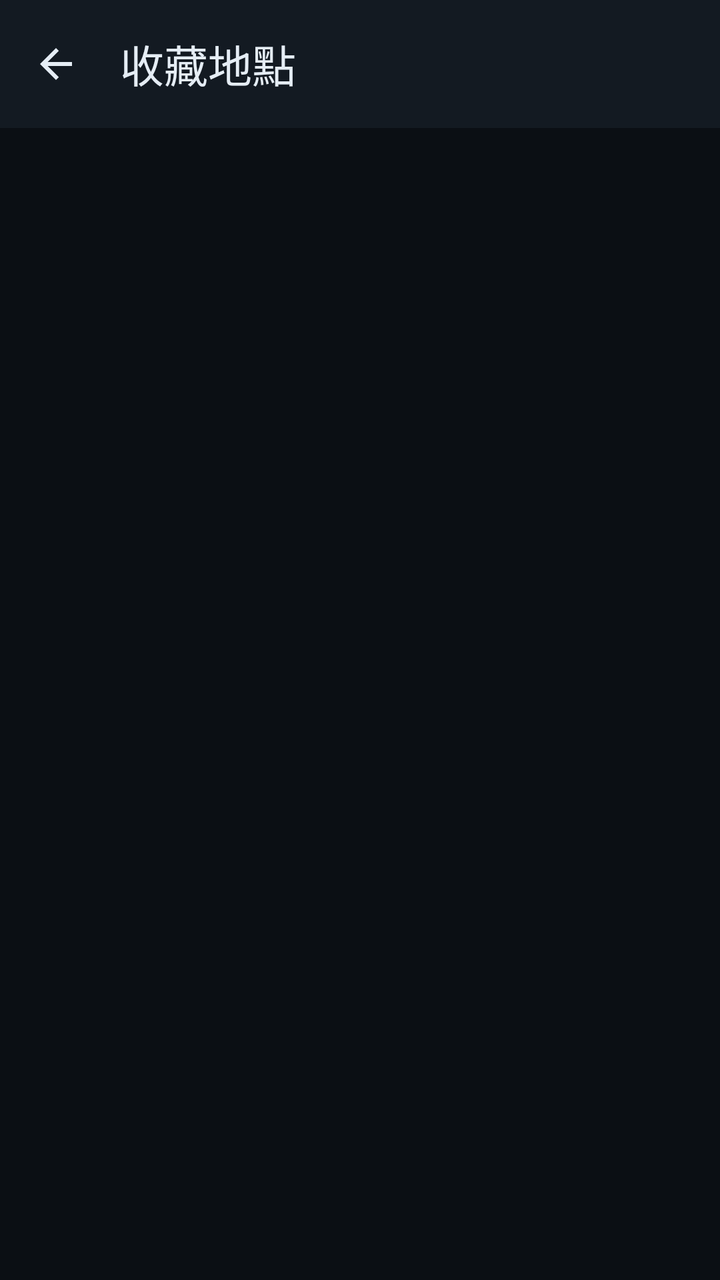
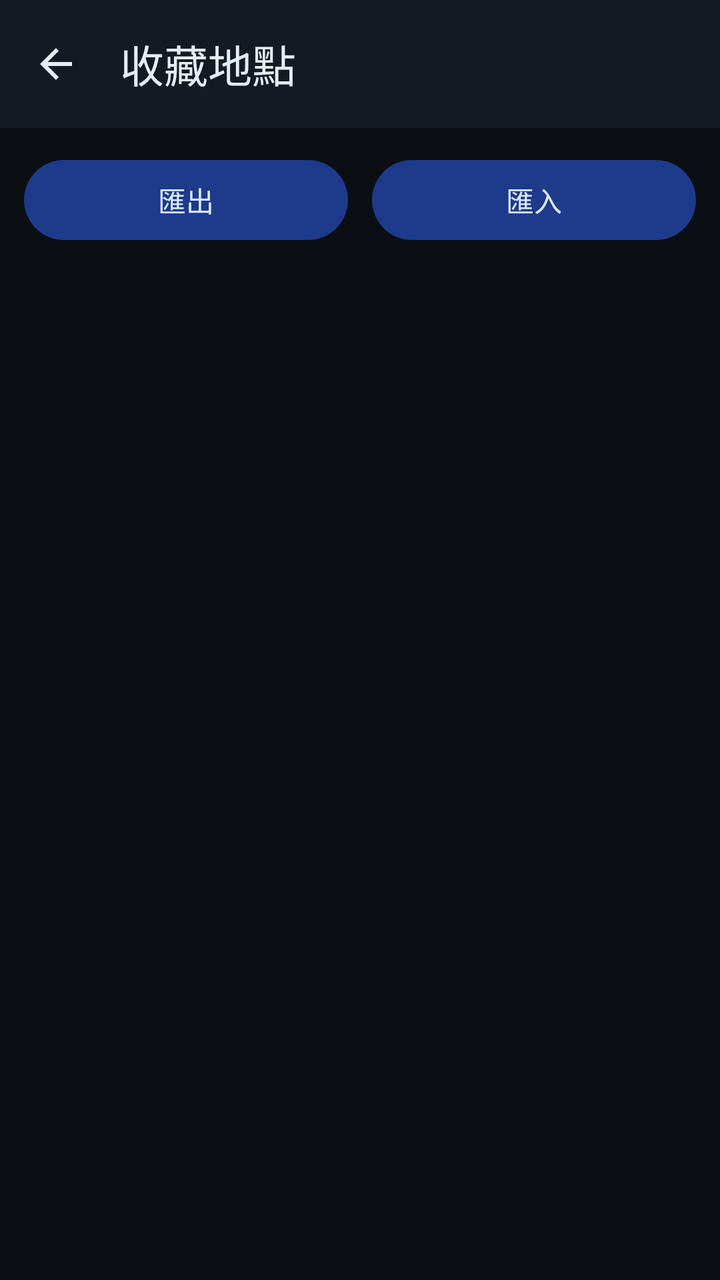

An Android layout rendered at two revisions. The XML below is the earlier revision; the diff shows what the commit changed to produce the second picture.
<!-- AndroidManifest.xml: application theme Theme.GpsJoystick -->
<!-- res/layout/activity_favorites.xml -->
<?xml version="1.0" encoding="utf-8"?>
<LinearLayout xmlns:android="http://schemas.android.com/apk/res/android"
    xmlns:app="http://schemas.android.com/apk/res-auto"
    android:layout_width="match_parent"
    android:layout_height="match_parent"
    android:orientation="vertical"
    android:fitsSystemWindows="true"
    android:background="?android:attr/colorBackground">

    <com.google.android.material.appbar.MaterialToolbar
        android:id="@+id/toolbar"
        android:layout_width="match_parent"
        android:layout_height="?attr/actionBarSize"
        android:background="@color/surface"
        app:navigationIcon="@drawable/ic_arrow_back"
        app:navigationContentDescription="@string/back"
        app:title="@string/fav_title"
        app:titleTextColor="@color/on_surface" />

    <TextView
        android:id="@+id/emptyHint"
        android:layout_width="match_parent"
        android:layout_height="wrap_content"
        android:layout_marginHorizontal="16dp"
        android:layout_marginTop="8dp"
        android:text="@string/fav_lib_empty"
        android:visibility="gone"
        android:textAppearance="@style/TextAppearance.GpsJoystick.Body" />

    <ScrollView
        android:layout_width="match_parent"
        android:layout_height="0dp"
        android:layout_weight="1">

        <LinearLayout
            android:id="@+id/listContainer"
            android:layout_width="match_parent"
            android:layout_height="wrap_content"
            android:orientation="vertical"
            android:paddingHorizontal="8dp"
            android:paddingTop="8dp"
            android:paddingBottom="16dp" />
    </ScrollView>
</LinearLayout>
<!-- resources referenced by this layout -->
<resources>
  <color name="on_surface">#E5EDF5</color>
  <color name="surface">#131A22</color>
  <!-- drawable ic_arrow_back (drawable) -->
  <vector xmlns:android="http://schemas.android.com/apk/res/android"
      android:width="24dp"
      android:height="24dp"
      android:viewportWidth="24"
      android:viewportHeight="24"
      android:tint="@color/on_surface">
      <path
          android:fillColor="#FFFFFF"
          android:pathData="M20,11H7.83l5.59,-5.59L12,4l-8,8 8,8 1.41,-1.41L7.83,13H20v-2z" />
  </vector>
  <string name="back">返回</string>
  <string name="fav_lib_empty">尚無收藏，在地圖輸入座標後按「儲存座標」加入</string>
  <string name="fav_title">收藏地點</string>
  <style name="TextAppearance.GpsJoystick.Body" parent="TextAppearance.Material3.BodyMedium">
          <item name="android:textColor">@color/on_surface</item>
      </style>
  <style name="Theme.GpsJoystick" parent="Theme.Material3.DayNight.NoActionBar">
          
          <item name="colorPrimary">@color/brand_primary</item>
          <item name="colorOnPrimary">@color/on_primary</item>
          <item name="colorPrimaryContainer">@color/primary_container</item>
          <item name="colorOnPrimaryContainer">@color/on_primary_container</item>
  
          
          <item name="colorSecondary">@color/brand_primary</item>
          <item name="colorOnSecondary">@color/on_primary</item>
          <item name="colorSecondaryContainer">@color/primary_container</item>
          <item name="colorOnSecondaryContainer">@color/on_primary_container</item>
  
          
          <item name="colorTertiary">@color/brand_tertiary</item>
          <item name="colorOnTertiary">@color/on_tertiary</item>
  
          
          <item name="colorError">@color/brand_error</item>
          <item name="colorOnError">@color/on_error</item>
  
          
          <item name="android:colorBackground">@color/bg_oled</item>
          <item name="colorSurface">@color/surface</item>
          <item name="colorOnSurface">@color/on_surface</item>
          <item name="colorSurfaceVariant">@color/surface_variant</item>
          <item name="colorOnSurfaceVariant">@color/on_surface_variant</item>
          <item name="colorSurfaceContainerLowest">@color/bg_oled</item>
          <item name="colorSurfaceContainerLow">@color/surface</item>
          <item name="colorSurfaceContainer">@color/surface_variant</item>
          <item name="colorSurfaceContainerHigh">@color/surface_variant</item>
          <item name="colorSurfaceContainerHighest">@color/surface_variant</item>
          <item name="colorOutline">@color/outline</item>
          <item name="colorOutlineVariant">@color/outline</item>
  
          
          <item name="android:statusBarColor">@color/bg_oled</item>
          <item name="android:navigationBarColor">@color/bg_oled</item>
          <item name="android:windowLightStatusBar">false</item>
      </style>
  <color name="brand_primary">#3B82F6</color>
  <color name="on_primary">#FFFFFF</color>
  <color name="primary_container">#1E3A8A</color>
  <color name="on_primary_container">#DBEAFE</color>
  <color name="brand_tertiary">#F97316</color>
  <color name="on_tertiary">#FFFFFF</color>
  <color name="brand_error">#EF4444</color>
  <color name="on_error">#FFFFFF</color>
  <color name="bg_oled">#0B0F14</color>
  <color name="surface_variant">#1B242E</color>
  <color name="on_surface_variant">#94A3B8</color>
  <color name="outline">#2A3542</color>
</resources>

<!-- the commit's change to res/layout/activity_favorites.xml (unified diff, before → after) -->
@@ -16,6 +16,32 @@
         app:navigationContentDescription="@string/back"
         app:title="@string/fav_title"
         app:titleTextColor="@color/on_surface" />
+
+    <LinearLayout
+        android:layout_width="match_parent"
+        android:layout_height="wrap_content"
+        android:orientation="horizontal"
+        android:layout_marginHorizontal="12dp"
+        android:layout_marginTop="12dp">
+
+        <com.google.android.material.button.MaterialButton
+            android:id="@+id/btnExport"
+            style="@style/Widget.GpsJoystick.Button.Tonal"
+            android:layout_width="0dp"
+            android:layout_height="wrap_content"
+            android:layout_weight="1"
+            android:layout_marginEnd="6dp"
+            android:text="@string/gpx_export" />
+
+        <com.google.android.material.button.MaterialButton
+            android:id="@+id/btnImport"
+            style="@style/Widget.GpsJoystick.Button.Tonal"
+            android:layout_width="0dp"
+            android:layout_height="wrap_content"
+            android:layout_weight="1"
+            android:layout_marginStart="6dp"
+            android:text="@string/gpx_import" />
+    </LinearLayout>
 
     <TextView
         android:id="@+id/emptyHint"
<!-- resource entries referenced after the edit -->
@@ -16,8 +16,13 @@
   <string name="back">返回</string>
   <string name="fav_lib_empty">尚無收藏，在地圖輸入座標後按「儲存座標」加入</string>
   <string name="fav_title">收藏地點</string>
+  <string name="gpx_export">匯出</string>
+  <string name="gpx_import">匯入</string>
   <style name="TextAppearance.GpsJoystick.Body" parent="TextAppearance.Material3.BodyMedium">
           <item name="android:textColor">@color/on_surface</item>
+      </style>
+  <style name="Widget.GpsJoystick.Button.Tonal" parent="Widget.Material3.Button.TonalButton">
+          <item name="android:minHeight">48dp</item>
       </style>
   <style name="Theme.GpsJoystick" parent="Theme.Material3.DayNight.NoActionBar">
           
